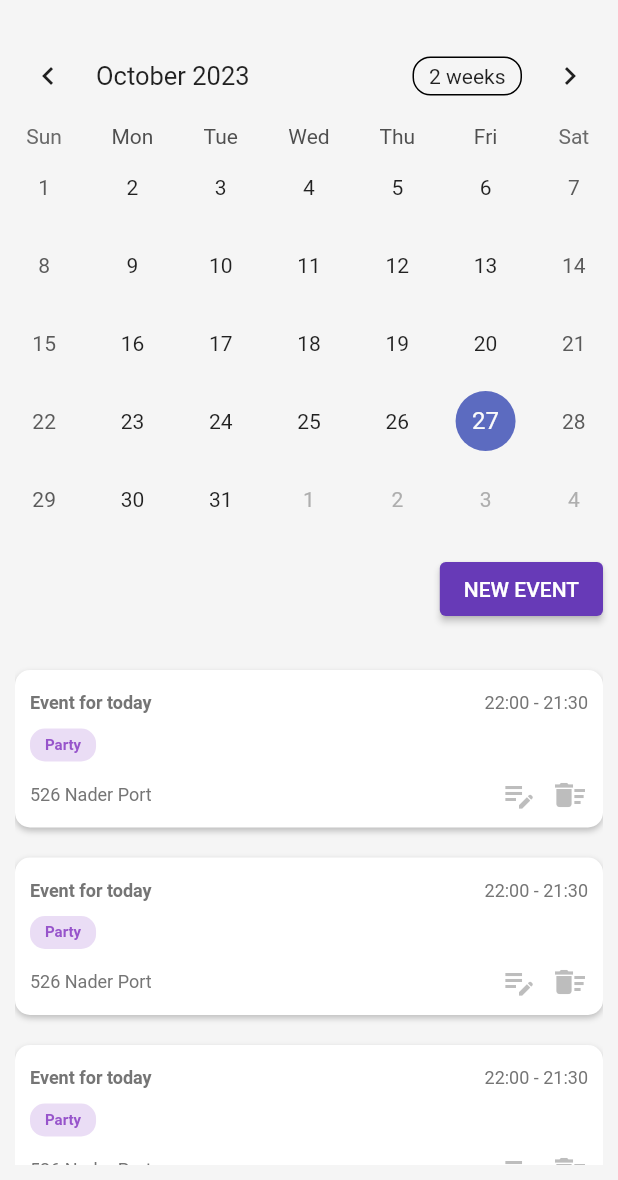
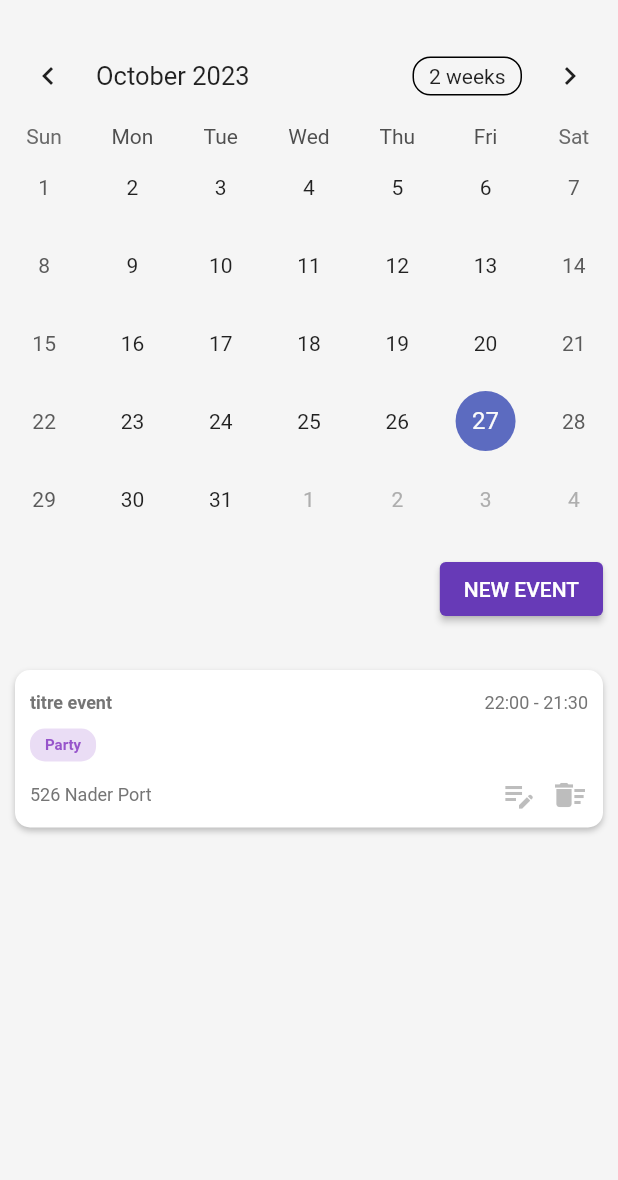
Before and after one commit to Khaniee/calendar_app, a Flutter app: the CalendarScreen widget shown alone on an empty page, opened directly, after a tap on "NEW EVENT", on a phone screen of 412 x 824 dp, the part 56-1236 px from its top. Run offline on Flutter 3.47's test engine with Material 2 defaults, Android fonts, the phone set to English and light mode, and no system bars; drawn by our look-alikes of table_calendar; our stand-ins replace sqflite; missing offline and left inert: dart:ffi; accounts and stored records are empty.

Commit message:
fonctionnality add event

```diff
--- /dev/null
+++ b/lib/event.dart
@@ -0,0 +1,16 @@
+class Event {
+  final String title;
+  // final DateTime date_debut;
+  // final DateTime date_fin;
+  // final String type;
+  final String lieu;
+  // final String choses_apporter;
+  Event(
+    this.title,
+    // this.date_debut,
+    // this.date_fin,
+    // this.type,
+    this.lieu,
+    // this.choses_apporter,
+  );
+}
--- a/lib/models/event.dart
+++ /dev/null
@@ -1,6 +0,0 @@
-class Event {
-  final String titre;
-  final String lieu;
-
-  Event({required this.titre, required this.lieu});
-}
--- a/lib/screens/calendar_screen.dart
+++ b/lib/screens/calendar_screen.dart
@@ -1,5 +1,6 @@
 import 'package:flutter/material.dart';
 import 'package:my_project/app_layout.dart';
+import 'package:my_project/event.dart';
 import 'package:my_project/utils/color.dart';
 import 'package:my_project/utils/fontsize.dart';
 import 'package:my_project/widgets/text.dart';
@@ -15,6 +16,24 @@ class CalendarScreen extends StatefulWidget {
 class _CalendarScreenState extends State<CalendarScreen> {
   DateTime _selectedDay = DateTime.now();
   DateTime _focusedDay = DateTime.now();
+  CalendarFormat _calendarFormat = CalendarFormat.month;
+
+  // store the events
+  Map<DateTime, List<Event>> events = {};
+
+  late final ValueNotifier<List<Event>> _selectedEvents;
+
+  @override
+  void initState() {
+    super.initState();
+    _selectedDay = _focusedDay;
+    _selectedEvents = ValueNotifier(_getEventsForDay(_selectedDay));
+  }
+
+  List<Event> _getEventsForDay(DateTime day) {
+    // show event in a day
+    return events[day] ?? [];
+  }
 
   @override
   Widget build(BuildContext context) {
@@ -25,30 +44,44 @@ class _CalendarScreenState extends State<CalendarScreen> {
       child: Column(
         children: [
           TableCalendar(
-            calendarFormat: CalendarFormat.month,
+            calendarFormat: _calendarFormat,
             firstDay:
                 DateTime(todayDate.year - 10, todayDate.month, todayDate.day),
             lastDay:
                 DateTime(todayDate.year + 10, todayDate.month, todayDate.day),
-            focusedDay: todayDate,
+            focusedDay: _focusedDay,
             selectedDayPredicate: (day) {
               return isSameDay(_selectedDay, day);
             },
             onDaySelected: (selectedDay, focusedDay) {
               setState(() {
+                _focusedDay = focusedDay; // update `_focusedDay` here as well
                 _selectedDay = selectedDay;
-                _focusedDay = focusedDay; // update `_focusedDay` here as well
+                _selectedEvents.value = _getEventsForDay(_selectedDay);
               });
+            },
+            onFormatChanged: (format) {
+              if (_calendarFormat != format) {
+                setState(() {
+                  _calendarFormat = format;
+                });
+              }
             },
             onPageChanged: (focusedDay) {
               _focusedDay = focusedDay;
             },
+            eventLoader: _getEventsForDay,
           ),
           Container(
             padding: const EdgeInsets.all(10),
             child: Row(mainAxisAlignment: MainAxisAlignment.end, children: [
               ElevatedButton(
-                onPressed: () {},
+                onPressed: () {
+                  events.addAll({
+                    _selectedDay: [Event("titre event", "lieu event")]
+                  });
+                  _selectedEvents.value = _getEventsForDay(_selectedDay);
+                },
                 child: Text("NEW EVENT"),
               ),
             ]),
@@ -56,16 +89,17 @@ class _CalendarScreenState extends State<CalendarScreen> {
           Expanded(
             child: Container(
               padding: const EdgeInsets.all(10),
-              child: ListView(
-                children: [
-                  TodayEventCard(),
-                  TodayEventCard(),
-                  TodayEventCard(),
-                  TodayEventCard(),
-                ],
-              ),
+              child: ValueListenableBuilder<List<Event>>(
+                  valueListenable: _selectedEvents,
+                  builder: (context, value, _) {
+                    return ListView.builder(
+                        itemCount: value.length,
+                        itemBuilder: (context, index) {
+                          return TodayEventCard(event: value[index]);
+                        });
+                  }),
             ),
-          )
+          ),
         ],
       ),
     );
@@ -75,8 +109,9 @@ class _CalendarScreenState extends State<CalendarScreen> {
 class TodayEventCard extends StatelessWidget {
   const TodayEventCard({
     super.key,
+    required this.event,
   });
-
+  final Event event;
   @override
   Widget build(BuildContext context) {
     return Container(
@@ -95,7 +130,7 @@ class TodayEventCard extends StatelessWidget {
           Row(
             children: [
               AppText(
-                "Event for today",
+                event.title,
                 isBold: true,
               ),
               const Expanded(child: SizedBox()),
```
